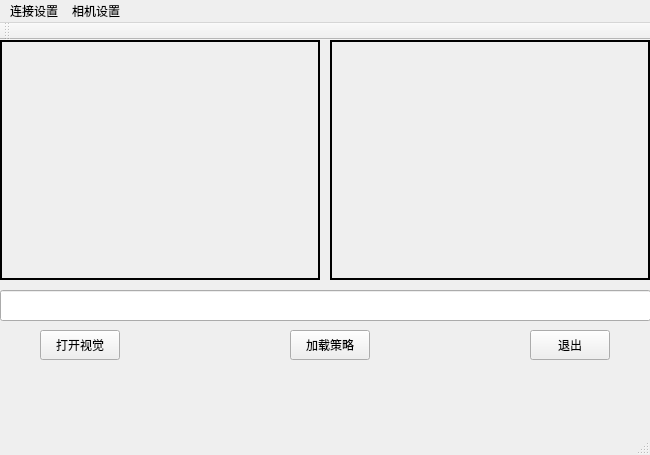
Old version of the form visionmainwindow.ui in the repository SWX-TJ/DoubleCameraVision.
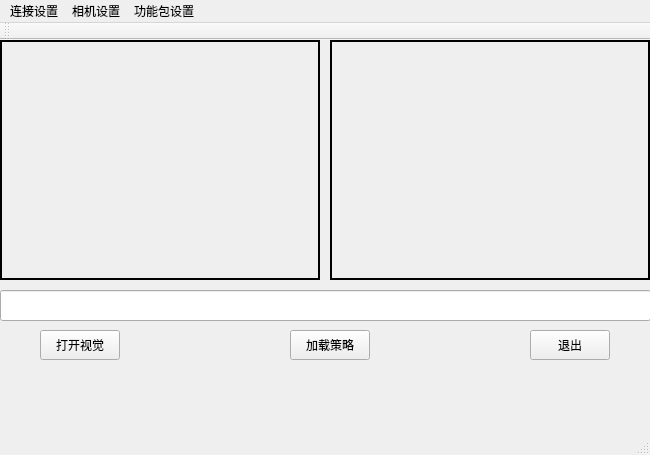
New version of the form.

```diff
--- a/visionmainwindow.ui
+++ b/visionmainwindow.ui
@@ -119,8 +119,15 @@
     <addaction name="actionCamDevSet"/>
     <addaction name="actionImageSet"/>
    </widget>
+   <widget class="QMenu" name="menu">
+    <property name="title">
+     <string>功能包设置</string>
+    </property>
+    <addaction name="actionFaceCollection"/>
+   </widget>
    <addaction name="menuconctSet"/>
    <addaction name="menuCamSet"/>
+   <addaction name="menu"/>
   </widget>
   <widget class="QToolBar" name="mainToolBar">
    <attribute name="toolBarArea">
```
Left out of the diff: 5 changed lines with no effect on the pictures.
